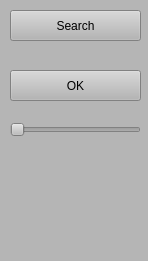
This is SketchBasedRoadDesign/ControlWidget.ui in gnishida/SketchBasedRoadDesign as Qt 5 draws it before an edit. The edited form follows.
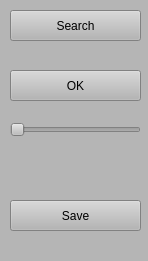
This is the edited form.

Patch:
```diff
--- a/SketchBasedRoadDesign/ControlWidget.ui
+++ b/SketchBasedRoadDesign/ControlWidget.ui
@@ -59,6 +59,19 @@
      <enum>Qt::Horizontal</enum>
     </property>
    </widget>
+   <widget class="QPushButton" name="pushButtonSave">
+    <property name="geometry">
+     <rect>
+      <x>10</x>
+      <y>200</y>
+      <width>131</width>
+      <height>31</height>
+     </rect>
+    </property>
+    <property name="text">
+     <string>Save</string>
+    </property>
+   </widget>
   </widget>
  </widget>
  <resources/>
```
